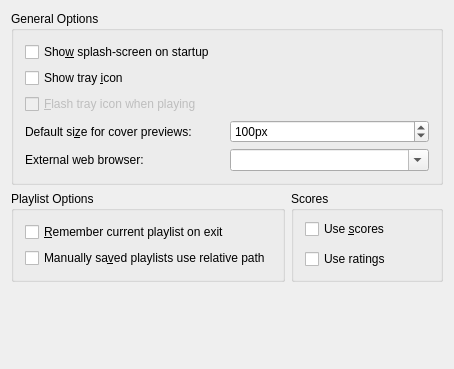
Qt form src/configdialog/dialogs/GeneralConfig.ui (KDE/amarok) before a commit.
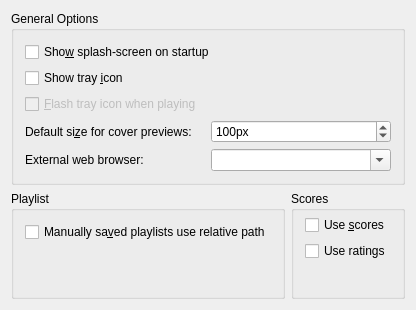
The same form after that commit.

Commit message: Remove pointless option "Remember current playlist on exit". It's now always enabled.

```diff
--- a/src/configdialog/dialogs/GeneralConfig.ui
+++ b/src/configdialog/dialogs/GeneralConfig.ui
@@ -5,8 +5,8 @@
    <rect>
     <x>0</x>
     <y>0</y>
-    <width>454</width>
-    <height>369</height>
+    <width>409</width>
+    <height>310</height>
    </rect>
   </property>
   <layout class="QGridLayout" >
@@ -127,23 +127,10 @@
      <item>
       <widget class="QGroupBox" name="groupBox2" >
        <property name="title" >
-        <string>Playlist Options</string>
+        <string>Playlist</string>
        </property>
        <layout class="QGridLayout" >
         <item row="0" column="0" >
-         <widget class="QCheckBox" name="kcfg_SavePlaylist" >
-          <property name="toolTip" >
-           <string>If checked, Amarok saves the current playlist on quit and restores it when restarted.&lt;br></string>
-          </property>
-          <property name="whatsThis" >
-           <string>If checked, Amarok saves the current playlist on quit and restores it when restarted.</string>
-          </property>
-          <property name="text" >
-           <string>&amp;Remember current playlist on exit</string>
-          </property>
-         </widget>
-        </item>
-        <item row="1" column="0" >
          <widget class="QCheckBox" name="kcfg_RelativePlaylist" >
           <property name="toolTip" >
            <string>If checked, Amarok uses a relative path for the tracks of manually saved playlists</string>
@@ -156,6 +143,19 @@
           </property>
          </widget>
         </item>
+        <item row="1" column="0" >
+         <spacer name="verticalSpacer" >
+          <property name="orientation" >
+           <enum>Qt::Vertical</enum>
+          </property>
+          <property name="sizeHint" stdset="0" >
+           <size>
+            <width>20</width>
+            <height>40</height>
+           </size>
+          </property>
+         </spacer>
+        </item>
        </layout>
       </widget>
      </item>
@@ -171,7 +171,17 @@
         <property name="bottomMargin" >
          <number>4</number>
         </property>
-        <item row="0" column="0" >
+        <item row="2" column="0" >
+         <widget class="QCheckBox" name="kcfg_UseRatings" >
+          <property name="toolTip" >
+           <string>You can assign ratings to tracks manually, from 1 to 5 stars.</string>
+          </property>
+          <property name="text" >
+           <string>Use ratings</string>
+          </property>
+         </widget>
+        </item>
+        <item row="1" column="0" >
          <widget class="QCheckBox" name="kcfg_UseScores" >
           <property name="toolTip" >
            <string>Scores for tracks are calculated automatically, based on your listening habits.</string>
@@ -184,15 +194,18 @@
           </property>
          </widget>
         </item>
-        <item row="1" column="0" >
-         <widget class="QCheckBox" name="kcfg_UseRatings" >
-          <property name="toolTip" >
-           <string>You can assign ratings to tracks manually, from 1 to 5 stars.</string>
+        <item row="3" column="0" >
+         <spacer name="verticalSpacer_2" >
+          <property name="orientation" >
+           <enum>Qt::Vertical</enum>
           </property>
-          <property name="text" >
-           <string>Use ratings</string>
+          <property name="sizeHint" stdset="0" >
+           <size>
+            <width>20</width>
+            <height>40</height>
+           </size>
           </property>
-         </widget>
+         </spacer>
         </item>
        </layout>
       </widget>
```
The commit also changes 3 other files.
